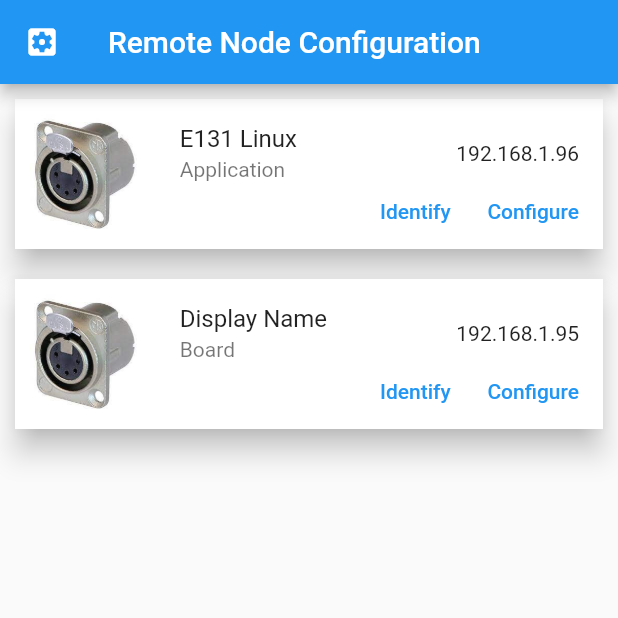
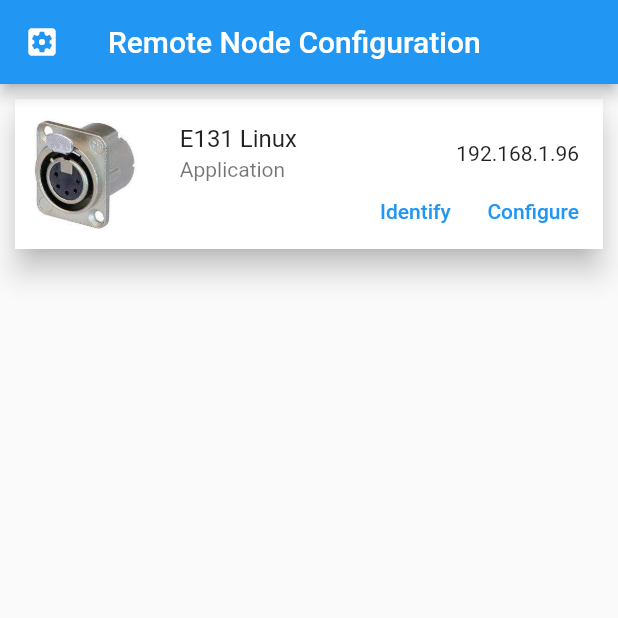
Before and after one commit to hippyau/rnc, a Flutter app: the screen it shows after launch, on a phone screen of 412 x 824 dp, the top half of it. Run offline on Flutter 3.47's test engine with Material 2 defaults, Android fonts, the light colour scheme and no system bars; our stand-ins replace multicast_dns; missing offline and left inert: prompt_dialog.

Commit message:
mDNS works on android

```diff
--- a/lib/main.dart
+++ b/lib/main.dart
@@ -138,6 +138,7 @@ class _RCMConfigAppState extends State<RCMConfigApp> {
 // application front page
 // list of discovered nodes (nodeCards)
   Widget build(BuildContext context) {
+    nodes.findDevices();
     return Scaffold(
         appBar: AppBar(
           leading: Icon(Icons.settings_applications),
--- a/lib/nodes.dart
+++ b/lib/nodes.dart
@@ -1,3 +1,5 @@
+import 'dart:io';
+
 import 'package:multicast_dns/multicast_dns.dart';
 
 /* global nodes register */
@@ -29,22 +31,22 @@ class NodeRecords {
 
   void findDevices() async {
     addDevice("192.168.1.96", name: "E131 Linux", type: "Application");
-    addDevice("192.168.1.95", name: "Display Name", type: "Board");
+    //  addDevice("192.168.1.95", name: "Display Name", type: "Board");
 
-/*
     // might be required for android et al.
     var factory = (dynamic host, int port,
         {bool? reuseAddress, bool? reusePort, int? ttl}) {
       var tll = 5;
       return RawDatagramSocket.bind(host, port,
-          reuseAddress: true, reusePort: false, ttl: tll);
+          reuseAddress: true, reusePort: true, ttl: tll);
     };
 
     final MDnsClient client = MDnsClient(rawDatagramSocketFactory: factory);
- */
+
+    // final MDnsClient client = MDnsClient();
+
     // Search for devices
     const String name = '_http._tcp.local';
-    final MDnsClient client = MDnsClient();
     await client.start();
     // Get the PTR record for the service.
     await for (PtrResourceRecord ptr in client
```
